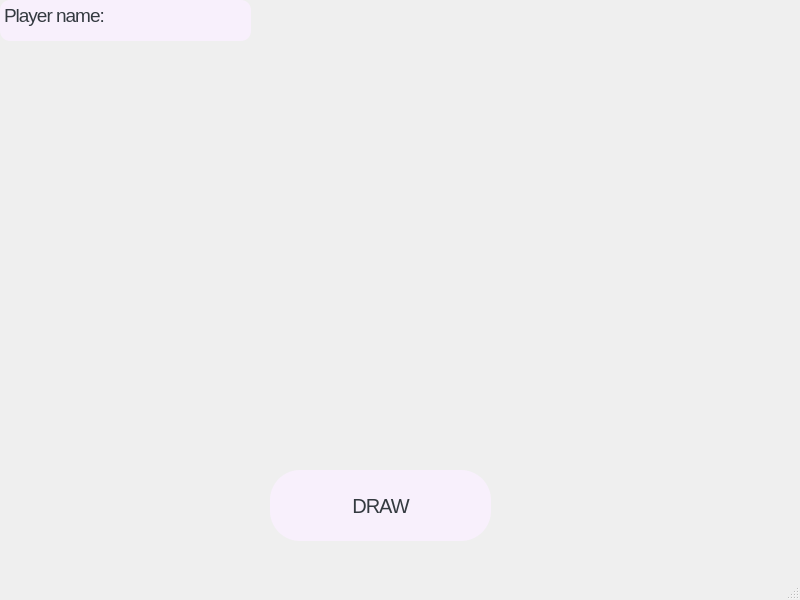
This is predraw6window.ui in arturgesiarz/Magic_Dice as Qt 5 draws it before an edit. The edited form follows.
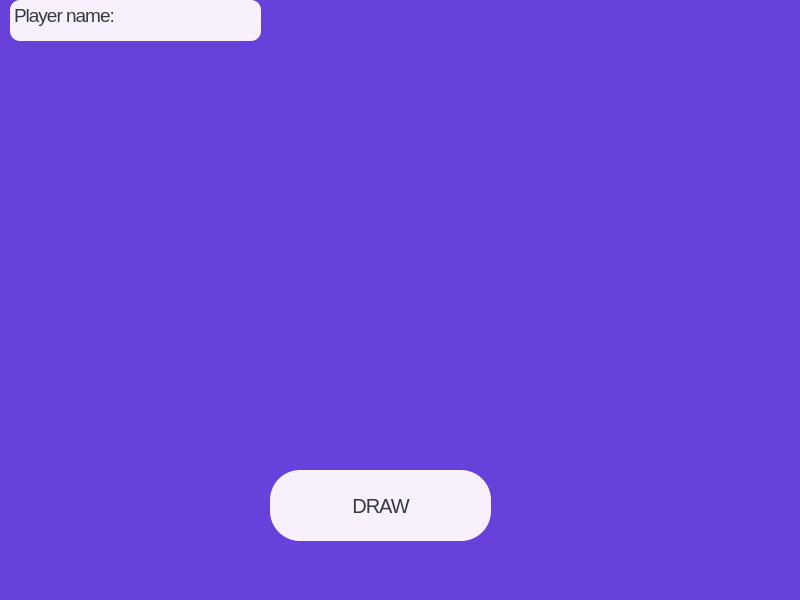
This is the edited form. Icons and pictures are not drawn.

The edit to the form file:
```diff
--- a/predraw6window.ui
+++ b/predraw6window.ui
@@ -13,6 +13,9 @@
   <property name="windowTitle">
    <string>MainWindow</string>
   </property>
+  <property name="styleSheet">
+   <string notr="true">background-color: #6741d9;</string>
+  </property>
   <widget class="QWidget" name="centralwidget">
    <widget class="QPushButton" name="pushButton">
     <property name="geometry">
@@ -87,7 +90,7 @@
    <widget class="QTextEdit" name="textEdit">
     <property name="geometry">
      <rect>
-      <x>0</x>
+      <x>10</x>
       <y>0</y>
       <width>251</width>
       <height>41</height>
```
Left out of the diff: 16 changed lines with no effect on the pictures.
